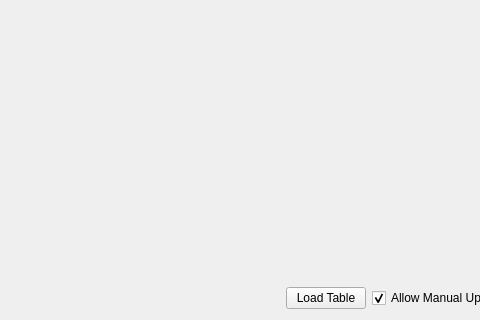
Before: the Qt Designer form src/rattlesnake/user_interface/ui_files/srs_sds_run_table.ui in sandialabs/rattlesnake-vibration-controller, drawn with Qt 5; both pictures show x 156 to 636 and y 182 to 502 of the 848 by 502 pixel window.
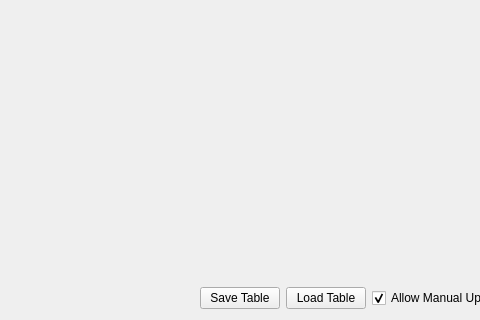
After: the same form once the commit is applied.

What changed in the file:
```diff
--- a/src/rattlesnake/user_interface/ui_files/srs_sds_run_table.ui
+++ b/src/rattlesnake/user_interface/ui_files/srs_sds_run_table.ui
@@ -32,6 +32,13 @@
        </property>
       </spacer>
      </item>
+     <item>
+      <widget class="QPushButton" name="save_table_button">
+       <property name="text">
+        <string>Save Table</string>
+       </property>
+      </widget>
+     </item>
      <item>
       <widget class="QPushButton" name="load_table_button">
        <property name="text">
```
